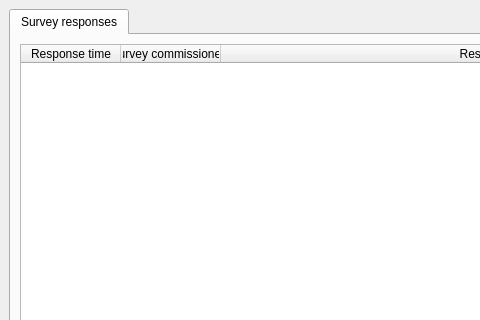
prototypefund/DeKUF, file client/src/ui/main_window.ui: the form before one commit; both pictures show x 0 to 480 and y 0 to 320 of the 800 by 600 pixel window.
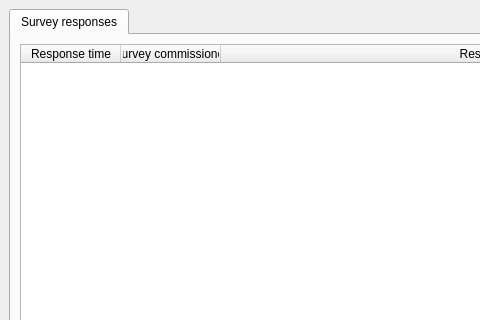
The form after the commit.

Commit message: Update terminology / labels

The edit to the form file:
```diff
--- a/client/src/ui/main_window.ui
+++ b/client/src/ui/main_window.ui
@@ -49,7 +49,7 @@
           </column>
           <column>
            <property name="text">
-            <string>Survey commissioners</string>
+            <string>Survey commissioner</string>
            </property>
           </column>
           <column>
```
Left out of the diff: 2 changed lines with no effect on the pictures. The commit also changes 1 other file.
